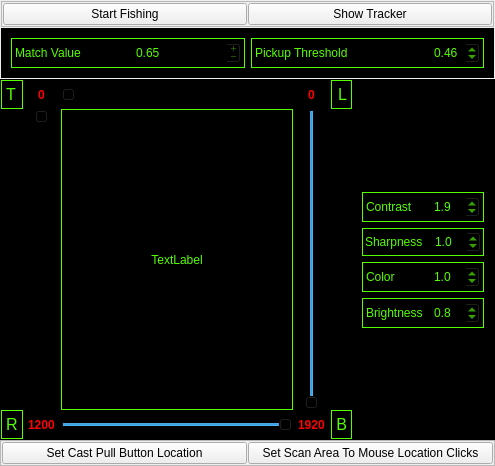
Old version of the form UI_Files/Bloxburg_Fishing.ui in the repository Mayaenite/Went_Fishing.
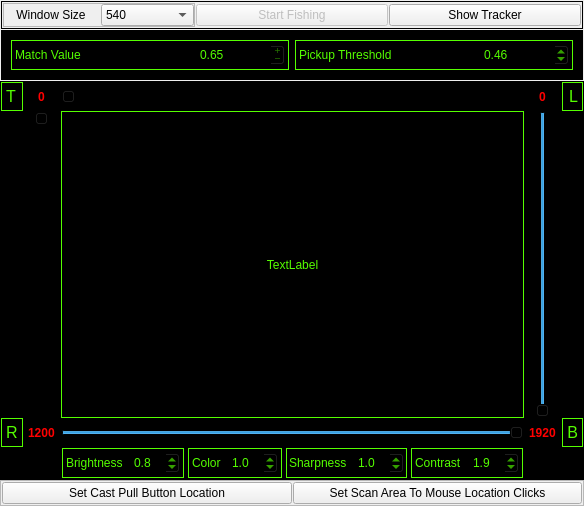
New version of the form. Icons and pictures are not drawn.

What changed in the file:
```diff
--- a/UI_Files/Bloxburg_Fishing.ui
+++ b/UI_Files/Bloxburg_Fishing.ui
@@ -6,8 +6,8 @@
    <rect>
     <x>0</x>
     <y>0</y>
-    <width>495</width>
-    <height>466</height>
+    <width>528</width>
+    <height>506</height>
    </rect>
   </property>
   <property name="windowTitle">
@@ -50,10 +50,10 @@
       <item>
        <widget class="QFrame" name="Fishing_Buttions">
         <property name="frameShape">
-         <enum>QFrame::StyledPanel</enum>
+         <enum>QFrame::Box</enum>
         </property>
         <property name="frameShadow">
-         <enum>QFrame::Raised</enum>
+         <enum>QFrame::Plain</enum>
         </property>
         <layout class="QHBoxLayout" name="horizontalLayout">
          <property name="spacing">
@@ -71,11 +71,84 @@
          <property name="bottomMargin">
           <number>1</number>
          </property>
+         <item>
+          <widget class="QFrame" name="frame">
+           <property name="frameShape">
+            <enum>QFrame::StyledPanel</enum>
+           </property>
+           <property name="frameShadow">
+            <enum>QFrame::Raised</enum>
+           </property>
+           <layout class="QHBoxLayout" name="horizontalLayout_7">
+            <property name="spacing">
+             <number>3</number>
+            </property>
+            <property name="leftMargin">
+             <number>0</number>
+            </property>
+            <property name="topMargin">
+             <number>0</number>
+            </property>
+            <property name="rightMargin">
+             <number>0</number>
+            </property>
+            <property name="bottomMargin">
+             <number>0</number>
+            </property>
+            <item>
+             <widget class="QLabel" name="label">
+              <property name="text">
+               <string>Window Size</string>
+              </property>
+              <property name="alignment">
+               <set>Qt::AlignCenter</set>
+              </property>
+             </widget>
+            </item>
+            <item>
+             <widget class="QComboBox" name="Window_Size_comboBox">
+              <property name="currentIndex">
+               <number>0</number>
+              </property>
+              <item>
+               <property name="text">
+                <string>540</string>
+               </property>
+              </item>
+              <item>
+               <property name="text">
+                <string>640</string>
+               </property>
+              </item>
+              <item>
+               <property name="text">
+                <string>800</string>
+               </property>
+              </item>
+              <item>
+               <property name="text">
+                <string>1024</string>
+               </property>
+              </item>
+             </widget>
+            </item>
+           </layout>
+          </widget>
+         </item>
          <item>
           <widget class="QPushButton" name="Start_Fishing_Button">
+           <property name="enabled">
+            <bool>false</bool>
+           </property>
            <property name="text">
             <string>Start Fishing</string>
            </property>
+           <property name="shortcut">
+            <string>Ctrl+F5</string>
+           </property>
+           <property name="checked">
+            <bool>false</bool>
+           </property>
           </widget>
          </item>
          <item>
@@ -83,6 +156,9 @@
            <property name="text">
             <string>Show Tracker</string>
            </property>
+           <property name="checkable">
+            <bool>false</bool>
+           </property>
           </widget>
          </item>
         </layout>
@@ -137,6 +213,9 @@
                 <verstretch>0</verstretch>
                </sizepolicy>
               </property>
+              <property name="alignment">
+               <set>Qt::AlignCenter</set>
+              </property>
               <property name="readOnly">
                <bool>true</bool>
               </property>
@@ -191,11 +270,18 @@
             <item>
              <widget class="QDoubleSpinBox" name="Threshhold_Value">
               <property name="sizePolicy">
-               <sizepolicy hsizetype="Maximum" vsizetype="Fixed">
+               <sizepolicy hsizetype="Minimum" vsizetype="Fixed">
                 <horstretch>0</horstretch>
                 <verstretch>0</verstretch>
                </sizepolicy>
               </property>
+              <property name="toolTip">
+               <string>When The Match Value Becomes Lower
+Than This Amount It Will Run The Pull Button</string>
+              </property>
+              <property name="alignment">
+               <set>Qt::AlignCenter</set>
+              </property>
               <property name="decimals">
                <number>2</number>
               </property>
@@ -564,7 +650,25 @@
           </property>
          </widget>
         </item>
-        <item row="0" column="5" rowspan="3">
+        <item row="2" column="4">
+         <widget class="QLabel" name="label_12">
+          <property name="font">
+           <font>
+            <pointsize>12</pointsize>
+           </font>
+          </property>
+          <property name="frameShape">
+           <enum>QFrame::Box</enum>
+          </property>
+          <property name="text">
+           <string>B</string>
+          </property>
+          <property name="alignment">
+           <set>Qt::AlignBottom|Qt::AlignRight|Qt::AlignTrailing</set>
+          </property>
+         </widget>
+        </item>
+        <item row="3" column="2">
          <widget class="QFrame" name="Image_Controls_frame">
           <property name="frameShape">
            <enum>QFrame::StyledPanel</enum>
@@ -572,176 +676,22 @@
           <property name="frameShadow">
            <enum>QFrame::Raised</enum>
           </property>
-          <layout class="QVBoxLayout" name="verticalLayout_2">
-           <item>
-            <spacer name="verticalSpacer_2">
-             <property name="orientation">
-              <enum>Qt::Vertical</enum>
-             </property>
-             <property name="sizeHint" stdset="0">
-              <size>
-               <width>20</width>
-               <height>40</height>
-              </size>
-             </property>
-            </spacer>
-           </item>
-           <item>
-            <widget class="QFrame" name="Contrast_frame">
-             <property name="frameShape">
-              <enum>QFrame::Box</enum>
-             </property>
-             <layout class="QHBoxLayout" name="horizontalLayout_9">
-              <property name="leftMargin">
-               <number>3</number>
-              </property>
-              <property name="topMargin">
-               <number>3</number>
-              </property>
-              <property name="rightMargin">
-               <number>3</number>
-              </property>
-              <property name="bottomMargin">
-               <number>3</number>
-              </property>
-              <item>
-               <widget class="QLabel" name="Contrast_label">
-                <property name="text">
-                 <string>Contrast</string>
-                </property>
-               </widget>
-              </item>
-              <item>
-               <widget class="QDoubleSpinBox" name="Contrast_Value">
-                <property name="sizePolicy">
-                 <sizepolicy hsizetype="Maximum" vsizetype="Fixed">
-                  <horstretch>0</horstretch>
-                  <verstretch>0</verstretch>
-                 </sizepolicy>
-                </property>
-                <property name="decimals">
-                 <number>1</number>
-                </property>
-                <property name="maximum">
-                 <double>50.000000000000000</double>
-                </property>
-                <property name="singleStep">
-                 <double>0.100000000000000</double>
-                </property>
-                <property name="value">
-                 <double>1.900000000000000</double>
-                </property>
-               </widget>
-              </item>
-             </layout>
-            </widget>
-           </item>
-           <item>
-            <widget class="QFrame" name="Sharpness_frame">
-             <property name="frameShape">
-              <enum>QFrame::Box</enum>
-             </property>
-             <layout class="QHBoxLayout" name="horizontalLayout_5">
-              <property name="leftMargin">
-               <number>2</number>
-              </property>
-              <property name="topMargin">
-               <number>2</number>
-              </property>
-              <property name="rightMargin">
-               <number>2</number>
-              </property>
-              <property name="bottomMargin">
-               <number>2</number>
-              </property>
-              <item>
-               <widget class="QLabel" name="Sharpness_label">
-                <property name="sizePolicy">
-                 <sizepolicy hsizetype="Preferred" vsizetype="Preferred">
-                  <horstretch>0</horstretch>
-                  <verstretch>0</verstretch>
-                 </sizepolicy>
-                </property>
-                <property name="text">
-                 <string>Sharpness</string>
-                </property>
-               </widget>
-              </item>
-              <item>
-               <widget class="QDoubleSpinBox" name="Sharpness_Value">
-                <property name="sizePolicy">
-                 <sizepolicy hsizetype="Maximum" vsizetype="Fixed">
-                  <horstretch>0</horstretch>
-                  <verstretch>0</verstretch>
-                 </sizepolicy>
-                </property>
-                <property name="decimals">
-                 <number>1</number>
-                </property>
-                <property name="maximum">
-                 <double>50.000000000000000</double>
-                </property>
-                <property name="singleStep">
-                 <double>0.100000000000000</double>
-                </property>
-                <property name="value">
-                 <double>1.000000000000000</double>
-                </property>
-               </widget>
-              </item>
-             </layout>
-            </widget>
-           </item>
-           <item>
-            <widget class="QFrame" name="Color_frame">
-             <property name="frameShape">
-              <enum>QFrame::Box</enum>
-             </property>
-             <layout class="QHBoxLayout" name="horizontalLayout_10">
-              <property name="leftMargin">
-               <number>3</number>
-              </property>
-              <property name="topMargin">
-               <number>3</number>
-              </property>
-              <property name="rightMargin">
-               <number>3</number>
-              </property>
-              <property name="bottomMargin">
-               <number>3</number>
-              </property>
-              <item>
-               <widget class="QLabel" name="Color_label">
-                <property name="text">
-                 <string>Color</string>
-                </property>
-               </widget>
-              </item>
-              <item>
-               <widget class="QDoubleSpinBox" name="Color_Value">
-                <property name="sizePolicy">
-                 <sizepolicy hsizetype="Maximum" vsizetype="Fixed">
-                  <horstretch>0</horstretch>
-                  <verstretch>0</verstretch>
-                 </sizepolicy>
-                </property>
-                <property name="decimals">
-                 <number>1</number>
-                </property>
-                <property name="maximum">
-                 <double>50.000000000000000</double>
-                </property>
-                <property name="singleStep">
-                 <double>0.100000000000000</double>
-                </property>
-                <property name="value">
-                 <double>1.000000000000000</double>
-                </property>
-               </widget>
-              </item>
-             </layout>
-            </widget>
-           </item>
+          <layout class="QHBoxLayout" name="horizontalLayout_4">
+           <property name="spacing">
+            <number>4</number>
+           </property>
+           <property name="leftMargin">
+            <number>0</number>
+           </property>
+           <property name="topMargin">
+            <number>0</number>
+           </property>
+           <property name="rightMargin">
+            <number>0</number>
+           </property>
+           <property name="bottomMargin">
+            <number>0</number>
+           </property>
            <item>
             <widget class="QFrame" name="Brightness_frame">
              <property name="frameShape">
@@ -793,17 +743,160 @@
             </widget>
            </item>
            <item>
-            <spacer name="verticalSpacer">
-             <property name="orientation">
-              <enum>Qt::Vertical</enum>
+            <widget class="QFrame" name="Color_frame">
+             <property name="frameShape">
+              <enum>QFrame::Box</enum>
              </property>
-             <property name="sizeHint" stdset="0">
-              <size>
-               <width>20</width>
-               <height>40</height>
-              </size>
+             <layout class="QHBoxLayout" name="horizontalLayout_10">
+              <property name="leftMargin">
+               <number>3</number>
+              </property>
+              <property name="topMargin">
+               <number>3</number>
+              </property>
+              <property name="rightMargin">
+               <number>3</number>
+              </property>
+              <property name="bottomMargin">
+               <number>3</number>
+              </property>
+              <item>
+               <widget class="QLabel" name="Color_label">
+                <property name="text">
+                 <string>Color</string>
+                </property>
+               </widget>
+              </item>
+              <item>
+               <widget class="QDoubleSpinBox" name="Color_Value">
+                <property name="sizePolicy">
+                 <sizepolicy hsizetype="Maximum" vsizetype="Fixed">
+                  <horstretch>0</horstretch>
+                  <verstretch>0</verstretch>
+                 </sizepolicy>
+                </property>
+                <property name="decimals">
+                 <number>1</number>
+                </property>
+                <property name="maximum">
+                 <double>50.000000000000000</double>
+                </property>
+                <property name="singleStep">
+                 <double>0.100000000000000</double>
+                </property>
+                <property name="value">
+                 <double>1.000000000000000</double>
+                </property>
+               </widget>
+              </item>
+             </layout>
+            </widget>
+           </item>
+           <item>
+            <widget class="QFrame" name="Sharpness_frame">
+             <property name="frameShape">
+              <enum>QFrame::Box</enum>
              </property>
-            </spacer>
+             <layout class="QHBoxLayout" name="horizontalLayout_5">
+              <property name="leftMargin">
+               <number>2</number>
+              </property>
+              <property name="topMargin">
+               <number>2</number>
+              </property>
+              <property name="rightMargin">
+               <number>2</number>
+              </property>
+              <property name="bottomMargin">
+               <number>2</number>
+              </property>
+              <item>
+               <widget class="QLabel" name="Sharpness_label">
+                <property name="sizePolicy">
+                 <sizepolicy hsizetype="Preferred" vsizetype="Preferred">
+                  <horstretch>0</horstretch>
+                  <verstretch>0</verstretch>
+                 </sizepolicy>
+                </property>
+                <property name="text">
+                 <string>Sharpness</string>
+                </property>
+               </widget>
+              </item>
+              <item>
+               <widget class="QDoubleSpinBox" name="Sharpness_Value">
+                <property name="sizePolicy">
+                 <sizepolicy hsizetype="Maximum" vsizetype="Fixed">
+                  <horstretch>0</horstretch>
+                  <verstretch>0</verstretch>
+                 </sizepolicy>
+                </property>
+                <property name="decimals">
+                 <number>1</number>
+                </property>
+                <property name="maximum">
+                 <double>50.000000000000000</double>
+                </property>
+                <property name="singleStep">
+                 <double>0.100000000000000</double>
+                </property>
+                <property name="value">
+                 <double>1.000000000000000</double>
+                </property>
+               </widget>
+              </item>
+             </layout>
+            </widget>
+           </item>
+           <item>
+            <widget class="QFrame" name="Contrast_frame">
+             <property name="frameShape">
+              <enum>QFrame::Box</enum>
+             </property>
+             <layout class="QHBoxLayout" name="horizontalLayout_9">
+              <property name="leftMargin">
+               <number>3</number>
+              </property>
+              <property name="topMargin">
+               <number>3</number>
+              </property>
+              <property name="rightMargin">
+               <number>3</number>
+              </property>
+              <property name="bottomMargin">
+               <number>3</number>
+              </property>
+              <item>
+               <widget class="QLabel" name="Contrast_label">
+                <property name="text">
+                 <string>Contrast</string>
+                </property>
+               </widget>
+              </item>
+              <item>
+               <widget class="QDoubleSpinBox" name="Contrast_Value">
+                <property name="sizePolicy">
+                 <sizepolicy hsizetype="Maximum" vsizetype="Fixed">
+                  <horstretch>0</horstretch>
+                  <verstretch>0</verstretch>
+                 </sizepolicy>
+                </property>
+                <property name="decimals">
+                 <number>1</number>
+                </property>
+                <property name="maximum">
+                 <double>50.000000000000000</double>
+                </property>
+                <property name="singleStep">
+                 <double>0.100000000000000</double>
+                </property>
+                <property name="value">
+                 <double>1.900000000000000</double>
+                </property>
+               </widget>
+              </item>
+             </layout>
+            </widget>
            </item>
           </layout>
          </widget>
```
Left out of the diff: 454 changed lines with no effect on the pictures.
